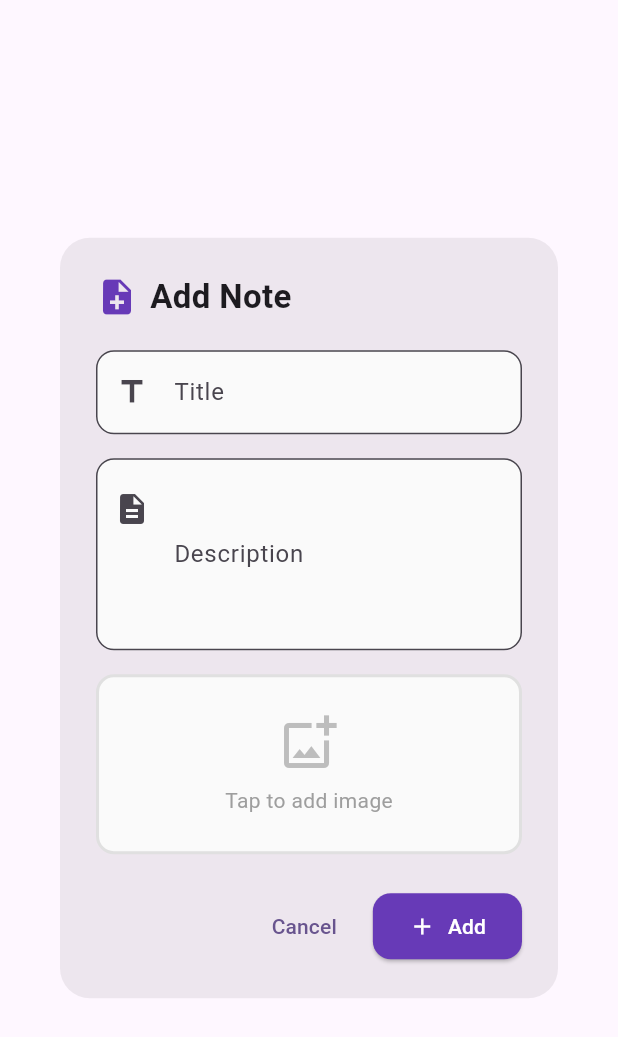
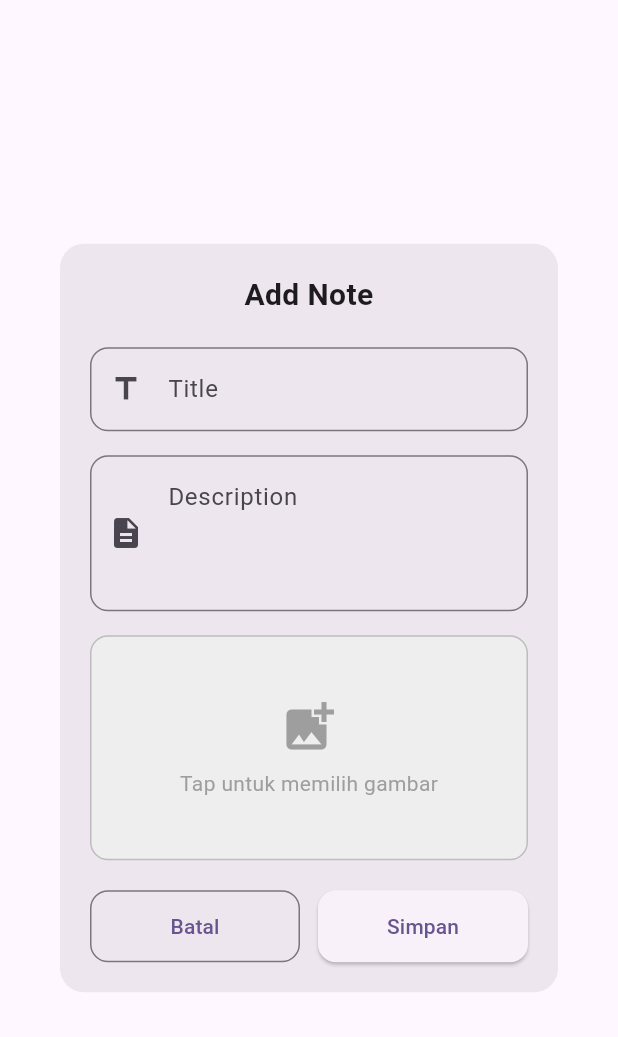
Before and after one commit to rikarahmawati88/PAB-II, a Flutter app: the NoteDialog widget shown alone on an empty page, opened directly, on a phone screen of 412 x 824 dp. Shown: the top 1037 px of the screen. Run offline on Flutter 3.47's test engine with Material 3 defaults, Android fonts, the phone set to English and light mode, and no system bars; our stand-ins replace cloud_firestore, firebase_auth, firebase_core, firebase_database, firebase_messaging, flutter_local_notifications and 2 more; missing offline and left inert: nfc_manager; accounts and stored records are empty; project files that could hold a hidden picture were left out.

Commit message:
notee menjalankan diandroid

```diff
--- a/notes/lib/widgets/note_dialog.dart
+++ b/notes/lib/widgets/note_dialog.dart
@@ -1,11 +1,11 @@
 import 'dart:convert';
-
 import 'package:flutter/material.dart';
 import 'package:image_picker/image_picker.dart';
 import '../models/note.dart';
+import '../services/note_service.dart';
 
 class NoteDialog extends StatefulWidget {
-  final Note? note; // null = add mode, non-null = edit mode
+  final Note? note; // null jika mode tambah, berisi data jika mode edit
 
   const NoteDialog({super.key, this.note});
 
@@ -15,19 +15,23 @@ class NoteDialog extends StatefulWidget {
 
 class _NoteDialogState extends State<NoteDialog> {
   final _formKey = GlobalKey<FormState>();
-  late TextEditingController _titleController;
-  late TextEditingController _descriptionController;
+  final _titleController = TextEditingController();
+  final _descriptionController = TextEditingController();
+  final NoteService _noteService = NoteService();
+  final ImagePicker _picker = ImagePicker();
+
   String? _imageBase64;
-  final ImagePicker _picker = ImagePicker();
   bool _isLoading = false;
 
   @override
   void initState() {
     super.initState();
-    _titleController = TextEditingController(text: widget.note?.title ?? '');
-    _descriptionController =
-        TextEditingController(text: widget.note?.description ?? '');
-    _imageBase64 = widget.note?.imageBase64;
+    // Jika mode edit, isi form dengan data yang sudah ada
+    if (widget.note != null) {
+      _titleController.text = widget.note!.title;
+      _descriptionController.text = widget.note!.description;
+      _imageBase64 = widget.note!.imageBase64;
+    }
   }
 
   @override
@@ -37,89 +41,119 @@ class _NoteDialogState extends State<NoteDialog> {
     super.dispose();
   }
 
-  /// Pick an image from gallery and convert to base64
+  // Fungsi untuk memilih gambar dan konversi ke base64
   Future<void> _pickImage() async {
     try {
       final XFile? pickedFile = await _picker.pickImage(
         source: ImageSource.gallery,
         maxWidth: 800,
         maxHeight: 800,
-        imageQuality: 70,
+        imageQuality: 50,
       );
 
       if (pickedFile != null) {
-        setState(() => _isLoading = true);
-
         final bytes = await pickedFile.readAsBytes();
-        final base64String = base64Encode(bytes);
-
         setState(() {
-          _imageBase64 = base64String;
-          _isLoading = false;
+          _imageBase64 = base64Encode(bytes);
         });
       }
     } catch (e) {
-      setState(() => _isLoading = false);
       if (mounted) {
-        ScaffoldMessenger.of(context).showSnackBar(
-          SnackBar(content: Text('Gagal memilih gambar: $e')),
-        );
+        ScaffoldMessenger.of(
+          context,
+        ).showSnackBar(SnackBar(content: Text('Gagal memilih gambar: $e')));
       }
     }
   }
 
-  /// Remove the currently selected image
-  void _removeImage() {
-    setState(() => _imageBase64 = null);
+  // Fungsi untuk menyimpan note (tambah atau update)
+  Future<void> _saveNote() async {
+    if (_formKey.currentState!.validate()) {
+      setState(() {
+        _isLoading = true;
+      });
+
+      try {
+        final note = Note(
+          id: widget.note?.id,
+          title: _titleController.text.trim(),
+          description: _descriptionController.text.trim(),
+          imageBase64: _imageBase64,
+          createdAt: widget.note?.createdAt ?? DateTime.now(),
+        );
+
+        if (widget.note == null) {
+          // Mode tambah
+          await _noteService.addNote(note);
+        } else {
+          // Mode edit
+          await _noteService.updateNote(note);
+        }
+
+        if (mounted) {
+          Navigator.of(context).pop();
+          ScaffoldMessenger.of(context).showSnackBar(
+            SnackBar(
+              content: Text(
+                widget.note == null
+                    ? 'Note berhasil ditambahkan'
+                    : 'Note berhasil diperbarui',
+              ),
+            ),
+          );
+        }
+      } catch (e) {
+        if (mounted) {
+          ScaffoldMessenger.of(
+            context,
+          ).showSnackBar(SnackBar(content: Text('Error: $e')));
+        }
+      } finally {
+        if (mounted) {
+          setState(() {
+            _isLoading = false;
+          });
+        }
+      }
+    }
   }
 
   @override
   Widget build(BuildContext context) {
-    final isEditing = widget.note != null;
+    final isEdit = widget.note != null;
 
     return Dialog(
-      shape: RoundedRectangleBorder(borderRadius: BorderRadius.circular(20)),
-      child: Container(
-        constraints: const BoxConstraints(maxWidth: 500),
-        padding: const EdgeInsets.all(24),
+      shape: RoundedRectangleBorder(borderRadius: BorderRadius.circular(16)),
       child: SingleChildScrollView(
+        child: Padding(
+          padding: const EdgeInsets.all(20),
           child: Form(
             key: _formKey,
             child: Column(
               mainAxisSize: MainAxisSize.min,
               crossAxisAlignment: CrossAxisAlignment.stretch,
               children: [
-                // Dialog Title
-                Row(
-                  children: [
-                    Icon(
-                      isEditing ? Icons.edit_note : Icons.note_add,
-                      color: Colors.deepPurple,
-                      size: 28,
-                    ),
-                    const SizedBox(width: 8),
+                // Header
                 Text(
-                      isEditing ? 'Edit Note' : 'Add Note',
+                  isEdit ? 'Edit Note' : 'Add Note',
                   style: const TextStyle(
-                        fontSize: 22,
+                    fontSize: 20,
                     fontWeight: FontWeight.bold,
                   ),
-                    ),
-                  ],
+                  textAlign: TextAlign.center,
                 ),
                 const SizedBox(height: 20),
 
-                // Title Field
+                // Input Title
                 TextFormField(
                   controller: _titleController,
                   decoration: InputDecoration(
                     labelText: 'Title',
-                    prefixIcon: const Icon(Icons.title),
+                    hintText: 'Masukkan judul note',
                     border: OutlineInputBorder(
                       borderRadius: BorderRadius.circular(12),
                     ),
-                    filled: true,
-                    fillColor: Colors.grey.shade50,
+                    prefixIcon: const Icon(Icons.title),
                   ),
                   validator: (value) {
                     if (value == null || value.trim().isEmpty) {
@@ -130,21 +164,18 @@ class _NoteDialogState extends State<NoteDialog> {
                 ),
                 const SizedBox(height: 16),
 
-                // Description Field
+                // Input Description
                 TextFormField(
                   controller: _descriptionController,
-                  maxLines: 4,
+                  maxLines: 3,
                   decoration: InputDecoration(
                     labelText: 'Description',
-                    prefixIcon: const Padding(
-                      padding: EdgeInsets.only(bottom: 60),
-                      child: Icon(Icons.description),
-                    ),
+                    hintText: 'Masukkan deskripsi note',
                     border: OutlineInputBorder(
                       borderRadius: BorderRadius.circular(12),
                     ),
-                    filled: true,
-                    fillColor: Colors.grey.shade50,
+                    prefixIcon: const Icon(Icons.description),
+                    alignLabelWithHint: true,
                   ),
                   validator: (value) {
                     if (value == null || value.trim().isEmpty) {
@@ -155,123 +186,96 @@ class _NoteDialogState extends State<NoteDialog> {
                 ),
                 const SizedBox(height: 16),
 
-                // Image Section
-                if (_isLoading)
-                  const Center(child: CircularProgressIndicator())
-                else if (_imageBase64 != null)
-                  Stack(
-                    children: [
-                      ClipRRect(
+                // Image Picker
+                GestureDetector(
+                  onTap: _pickImage,
+                  child: Container(
+                    height: 150,
+                    decoration: BoxDecoration(
+                      color: Colors.grey[200],
+                      borderRadius: BorderRadius.circular(12),
+                      border: Border.all(color: Colors.grey[400]!),
+                    ),
+                    child: _imageBase64 != null
+                        ? ClipRRect(
                             borderRadius: BorderRadius.circular(12),
                             child: Image.memory(
                               base64Decode(_imageBase64!),
-                          height: 180,
+                              fit: BoxFit.cover,
                               width: double.infinity,
-                          fit: BoxFit.cover,
                             ),
-                      ),
-                      Positioned(
-                        top: 8,
-                        right: 8,
-                        child: GestureDetector(
-                          onTap: _removeImage,
-                          child: Container(
-                            padding: const EdgeInsets.all(4),
-                            decoration: const BoxDecoration(
-                              color: Colors.red,
-                              shape: BoxShape.circle,
-                            ),
-                            child: const Icon(
-                              Icons.close,
-                              color: Colors.white,
-                              size: 20,
-                            ),
-                          ),
-                        ),
-                      ),
-                    ],
                           )
-                else
-                  InkWell(
-                    onTap: _pickImage,
-                    borderRadius: BorderRadius.circular(12),
-                    child: Container(
-                      height: 120,
-                      decoration: BoxDecoration(
-                        border: Border.all(
-                          color: Colors.grey.shade300,
-                          width: 2,
-                          style: BorderStyle.solid,
-                        ),
-                        borderRadius: BorderRadius.circular(12),
-                        color: Colors.grey.shade50,
-                      ),
-                      child: Column(
+                        : const Column(
                             mainAxisAlignment: MainAxisAlignment.center,
                             children: [
                               Icon(
-                            Icons.add_photo_alternate_outlined,
+                                Icons.add_photo_alternate,
                                 size: 40,
-                            color: Colors.grey.shade400,
+                                color: Colors.grey,
                               ),
-                          const SizedBox(height: 8),
+                              SizedBox(height: 8),
                               Text(
-                            'Tap to add image',
-                            style: TextStyle(
-                              color: Colors.grey.shade500,
-                              fontSize: 14,
-                            ),
+                                'Tap untuk memilih gambar',
+                                style: TextStyle(color: Colors.grey),
                               ),
                             ],
                           ),
                   ),
                 ),
 
+                // Tombol hapus gambar jika sudah ada gambar
                 if (_imageBase64 != null) ...[
                   const SizedBox(height: 8),
                   TextButton.icon(
-                    onPressed: _pickImage,
-                    icon: const Icon(Icons.swap_horiz),
-                    label: const Text('Change Image'),
+                    onPressed: () {
+                      setState(() {
+                        _imageBase64 = null;
+                      });
+                    },
+                    icon: const Icon(Icons.delete, color: Colors.red),
+                    label: const Text(
+                      'Hapus Gambar',
+                      style: TextStyle(color: Colors.red),
+                    ),
                   ),
                 ],
 
-                const SizedBox(height: 24),
+                const SizedBox(height: 20),
 
-                // Action Buttons
+                // Tombol Simpan & Batal
                 Row(
-                  mainAxisAlignment: MainAxisAlignment.end,
                   children: [
-                    TextButton(
+                    Expanded(
+                      child: OutlinedButton(
                         onPressed: () => Navigator.of(context).pop(),
-                      child: const Text('Cancel'),
-                    ),
-                    const SizedBox(width: 12),
-                    ElevatedButton.icon(
-                      onPressed: () {
-                        if (_formKey.currentState!.validate()) {
-                          final note = Note(
-                            id: widget.note?.id,
-                            title: _titleController.text.trim(),
-                            description: _descriptionController.text.trim(),
-                            imageBase64: _imageBase64,
-                            createdAt: widget.note?.createdAt ?? DateTime.now(),
-                          );
-                          Navigator.of(context).pop(note);
-                        }
-                      },
-                      icon: Icon(isEditing ? Icons.save : Icons.add),
-                      label: Text(isEditing ? 'Save' : 'Add'),
-                      style: ElevatedButton.styleFrom(
-                        backgroundColor: Colors.deepPurple,
-                        foregroundColor: Colors.white,
-                        padding: const EdgeInsets.symmetric(
-                          horizontal: 24,
-                          vertical: 12,
-                        ),
+                        style: OutlinedButton.styleFrom(
+                          padding: const EdgeInsets.symmetric(vertical: 14),
                           shape: RoundedRectangleBorder(
                             borderRadius: BorderRadius.circular(12),
                           ),
+                        ),
+                        child: const Text('Batal'),
+                      ),
+                    ),
+                    const SizedBox(width: 12),
+                    Expanded(
+                      child: ElevatedButton(
+                        onPressed: _isLoading ? null : _saveNote,
+                        style: ElevatedButton.styleFrom(
+                          padding: const EdgeInsets.symmetric(vertical: 14),
+                          shape: RoundedRectangleBorder(
+                            borderRadius: BorderRadius.circular(12),
+                          ),
+                        ),
+                        child: _isLoading
+                            ? const SizedBox(
+                                height: 20,
+                                width: 20,
+                                child: CircularProgressIndicator(
+                                  strokeWidth: 2,
+                                ),
+                              )
+                            : Text(isEdit ? 'Update' : 'Simpan'),
                       ),
                     ),
                   ],
--- a/notes/pubspec.yaml
+++ b/notes/pubspec.yaml
@@ -15,6 +15,7 @@ dependencies:
   firebase_messaging: ^16.2.2
   flutter_local_notifications: ^21.0.0
   http: ^1.6.0
+  shared_preferences: ^2.5.5
 
 dev_dependencies:
   flutter_test:
```
Also changed, not shown: notes/lib/screens/note_list_screen.dart (+11 -0 lines), notes/lib/screens/subscribe_screen.dart (added, +186 -0 lines), notes/lib/services/fcm_service.dart (+34 -2 lines), notes/pubspec.lock, 2 other files. Lines whose indentation alone changed are shown as unchanged.
